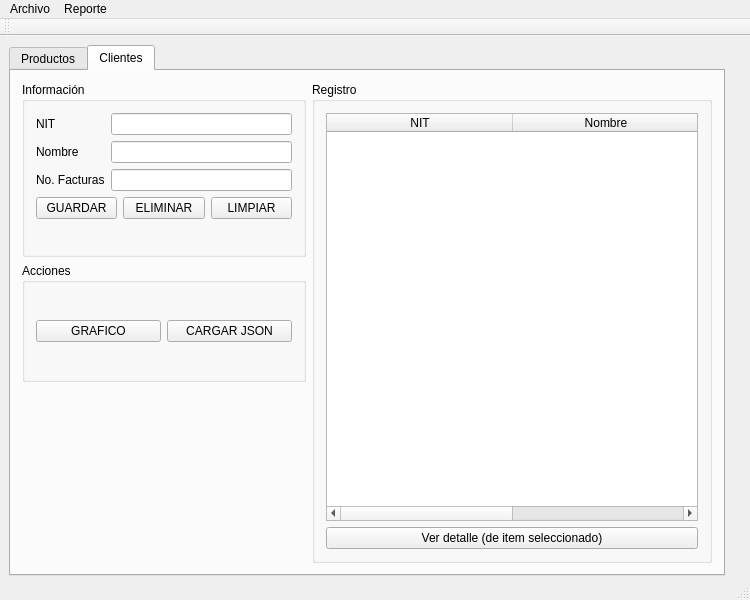
The window that mainwindow.ui (MacoChave/Practica1_SalesManager) describes before a commit, drawn with Qt 5.
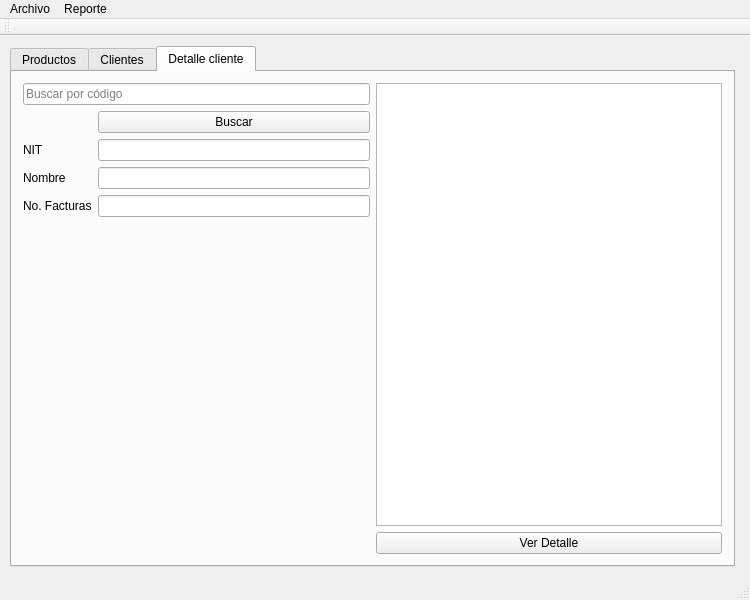
The same window after the commit.

Commit message: Agregar id a productos. Crear PDF desde una factura seleccionada

```diff
--- a/mainwindow.ui
+++ b/mainwindow.ui
@@ -23,17 +23,17 @@
    <widget class="QTabWidget" name="tabWidget">
     <property name="geometry">
      <rect>
-      <x>9</x>
-      <y>9</y>
-      <width>716</width>
-      <height>531</height>
+      <x>10</x>
+      <y>10</y>
+      <width>725</width>
+      <height>521</height>
      </rect>
     </property>
     <property name="tabShape">
      <enum>QTabWidget::Rounded</enum>
     </property>
     <property name="currentIndex">
-     <number>1</number>
+     <number>2</number>
     </property>
     <property name="elideMode">
      <enum>Qt::ElideNone</enum>
@@ -341,6 +341,87 @@
       </item>
      </layout>
     </widget>
+    <widget class="QWidget" name="tab_detalle">
+     <attribute name="title">
+      <string>Detalle cliente</string>
+     </attribute>
+     <layout class="QGridLayout" name="gridLayout_5">
+      <item row="0" column="0">
+       <layout class="QFormLayout" name="formLayout_3">
+        <item row="0" column="0" colspan="2">
+         <widget class="QLineEdit" name="edt_detalle_buscar">
+          <property name="placeholderText">
+           <string>Buscar por código</string>
+          </property>
+         </widget>
+        </item>
+        <item row="1" column="1">
+         <widget class="QPushButton" name="btn_detalle_buscar">
+          <property name="text">
+           <string>Buscar</string>
+          </property>
+         </widget>
+        </item>
+        <item row="2" column="0">
+         <widget class="QLabel" name="lbl_detalle_nit">
+          <property name="text">
+           <string>NIT</string>
+          </property>
+         </widget>
+        </item>
+        <item row="2" column="1">
+         <widget class="QLineEdit" name="edt_detalle_nit">
+          <property name="readOnly">
+           <bool>true</bool>
+          </property>
+         </widget>
+        </item>
+        <item row="4" column="0">
+         <widget class="QLabel" name="lbl_detalle_nombre">
+          <property name="text">
+           <string>Nombre</string>
+          </property>
+         </widget>
+        </item>
+        <item row="4" column="1">
+         <widget class="QLineEdit" name="edt_detalle_nombre">
+          <property name="readOnly">
+           <bool>true</bool>
+          </property>
+         </widget>
+        </item>
+        <item row="6" column="0">
+         <widget class="QLabel" name="lbl_detalle_no_facturas">
+          <property name="text">
+           <string>No. Facturas</string>
+          </property>
+         </widget>
+        </item>
+        <item row="6" column="1">
+         <widget class="QLineEdit" name="edt_detalle_no_facturas">
+          <property name="readOnly">
+           <bool>true</bool>
+          </property>
+         </widget>
+        </item>
+       </layout>
+      </item>
+      <item row="0" column="1">
+       <layout class="QVBoxLayout" name="verticalLayout">
+        <item>
+         <widget class="QListWidget" name="lst_detalle_facturas"/>
+        </item>
+        <item>
+         <widget class="QPushButton" name="btn_detalle_ver">
+          <property name="text">
+           <string>Ver Detalle</string>
+          </property>
+         </widget>
+        </item>
+       </layout>
+      </item>
+     </layout>
+    </widget>
    </widget>
   </widget>
   <widget class="QMenuBar" name="menuBar">
```
The commit also changes 18 other files.
